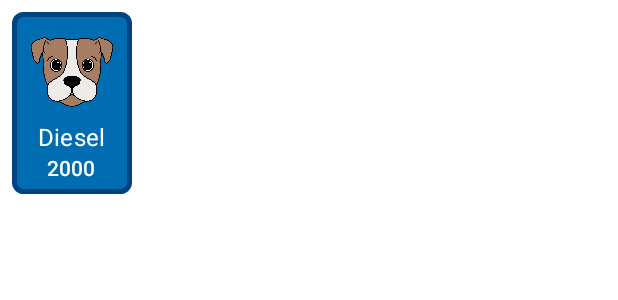
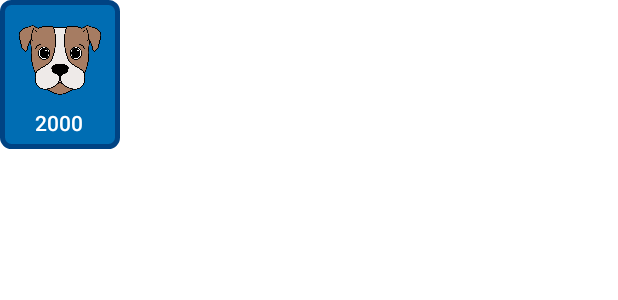
Before and after one commit to T-Rodgers/DoggieSteps, an Android app: the layout dog_app_widget.xml on its own in the app's theme, with its tools: preview values and no code run, on a phone screen of 412 x 824 dp. Shown: the top 300 px of the screen. Run offline under Robolectric (Android 15) with nearby library versions, the phone set to English and light mode, and no system bars.

Commit message:
Rework widget implementation. Remove unneccessary Constants.

```diff
--- a/app/src/main/java/com/tdr/app/doggiesteps/model/Dog.java
+++ b/app/src/main/java/com/tdr/app/doggiesteps/model/Dog.java
@@ -54,6 +54,7 @@ public class Dog implements Parcelable {
         photoPath = in.readString();
         numOfSteps = in.readInt();
     }
+
 
     @Override
     public void writeToParcel(Parcel dest, int flags) {
--- a/app/src/main/java/com/tdr/app/doggiesteps/utils/Constants.java
+++ b/app/src/main/java/com/tdr/app/doggiesteps/utils/Constants.java
@@ -18,14 +18,9 @@ public class Constants {
     public static final String WIDGET_PHOTO_PATH = "widget_photo_path";
     public static final String PREFERENCE_ID = "preference_id";
     public static final String BUNDLE_ACTIVE_STATE = "active_state";
-    public static final String PREFERENCES_BIO = "bio";
-    public static final String PREFERENCES_BREED = "breed";
-    public static final String PREFERENCES_AGE = "age";
-    public static final String PREFERENCES_STEPS = "steps";
 
     // Constants for testing
     public static final String TEST_PET_OBJECT = "test_pet";
-    public static final int TEST_PET_ID = 50;
     public static final String TEST_PET_NAME = "Scooby-Doo";
     public static final String TEST_PET_BREED = "Great Dane";
     public static final String TEST_PET_AGE = "10";
--- a/app/src/main/res/layout/dog_app_widget.xml
+++ b/app/src/main/res/layout/dog_app_widget.xml
@@ -3,9 +3,8 @@
     xmlns:tools="http://schemas.android.com/tools"
     android:layout_width="wrap_content"
     android:layout_height="wrap_content"
-    android:layout_margin="@dimen/linear_list_item_padding"
+    android:background="@drawable/widget_background"
     android:orientation="vertical"
-    android:background="@drawable/widget_background"
     android:padding="@dimen/linear_list_item_padding">
 
     <ImageView
@@ -15,23 +14,13 @@
         tools:src="@drawable/dog_photo" />
 
     <TextView
-        android:layout_below="@id/widget_pet_photo"
-        android:layout_centerHorizontal="true"
-        android:id="@+id/widget_pet_name"
-        android:layout_width="wrap_content"
-        android:layout_height="wrap_content"
-        android:textColor="@android:color/white"
-        android:textAppearance="@style/TextAppearance.MaterialComponents.Subtitle1"
-        tools:text="Diesel" />
-
-    <TextView
-        android:layout_below="@id/widget_pet_name"
-        android:layout_centerHorizontal="true"
         android:id="@+id/widget_total_steps"
         android:layout_width="wrap_content"
         android:layout_height="wrap_content"
+        android:layout_below="@id/widget_pet_photo"
+        android:layout_centerHorizontal="true"
+        android:textAppearance="@style/TextAppearance.MaterialComponents.Subtitle2"
         android:textColor="@android:color/white"
-        android:textAppearance="@style/TextAppearance.MaterialComponents.Subtitle2"
         tools:text="2000" />
 
 
--- a/app/src/main/res/xml-v17/dog_app_widget_info.xml
+++ b/app/src/main/res/xml-v17/dog_app_widget_info.xml
@@ -2,11 +2,11 @@
 <appwidget-provider xmlns:android="http://schemas.android.com/apk/res/android"
     android:initialKeyguardLayout="@layout/dog_app_widget"
     android:initialLayout="@layout/dog_app_widget"
-    android:minWidth="110dp"
-    android:minHeight="110dp"
+    android:minWidth="40dp"
+    android:minHeight="40dp"
     android:previewImage="@drawable/ic_action_pet_favorites"
     android:resizeMode="horizontal|vertical"
-    android:updatePeriodMillis="86400000"
+    android:updatePeriodMillis="300000"
     android:widgetCategory="home_screen">
 
 </appwidget-provider>
--- a/app/src/main/res/xml/dog_app_widget_info.xml
+++ b/app/src/main/res/xml/dog_app_widget_info.xml
@@ -2,8 +2,8 @@
 <appwidget-provider xmlns:android="http://schemas.android.com/apk/res/android"
     android:initialKeyguardLayout="@layout/dog_app_widget"
     android:initialLayout="@layout/dog_app_widget"
-    android:minWidth="110dp"
-    android:minHeight="110dp"
+    android:minWidth="40dp"
+    android:minHeight="40dp"
     android:previewImage="@drawable/ic_action_pet_favorites"
     android:resizeMode="horizontal|vertical"
     android:updatePeriodMillis="300000"
```
Also changed, not shown: app/src/main/java/com/tdr/app/doggiesteps/activities/PetDetailsActivity.java (+0 -8 lines), app/src/main/java/com/tdr/app/doggiesteps/utils/DogAppWidget.java (+2 -21 lines).
